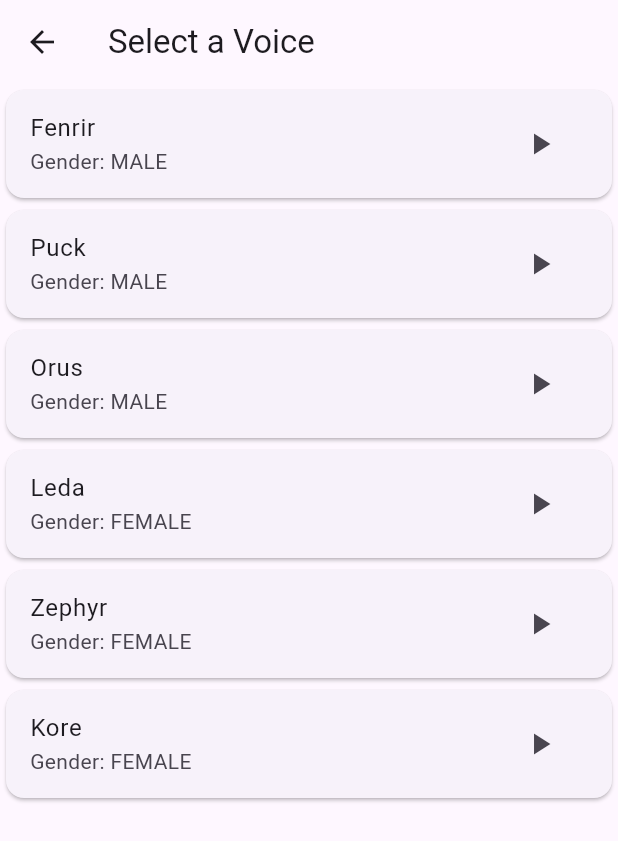
After one commit to rdiorio/SeniorDesignProject, a Flutter app: the VoiceSelectionScreen screen opened directly, after a tap on the "play arrow" icon, on a phone screen of 412 x 824 dp. The commit adds this screen. Shown: the top 841 px of the screen. Run offline on Flutter 3.47's test engine with Material 3 defaults, Android fonts, the light colour scheme and no system bars; our stand-ins replace audioplayers, camera, cloud_firestore, firebase_auth, firebase_core, flutter_spinkit and 1 more; accounts and stored records are empty; network calls fail.

Commit message:
voice selection added

```diff
--- a/social_sense/lib/conversation_services/openAI_api_service.dart
+++ b/social_sense/lib/conversation_services/openAI_api_service.dart
@@ -4,7 +4,7 @@ import 'package:http/http.dart' as http;
 
 class AIAPIService {
   final DatabaseService _dbService;
-  final String modelId = "ft:gpt-4o-mini-2024-07-18:personal:first-model:ArUqSGNx";
+  final String modelId = "ft:gpt-4o-mini-2024-07-18:personal:fix-extraposneut1:B4C9Wouh";
   String? apiKey;
 
   // Constructor to initialize DatabaseService and fetch the API key
--- a/social_sense/lib/conversation_services/tts_services.dart
+++ b/social_sense/lib/conversation_services/tts_services.dart
@@ -23,15 +23,15 @@ class TextToSpeechService {
     }
   }
 
-  Future<void> speak(String text) async {
+  Future<void> speak(String text, String name, String gender) async {
     final url = Uri.parse("https://texttospeech.googleapis.com/v1/text:synthesize?key=$apiKey");
 
     final Map<String, dynamic> requestPayload = {
       "input": {"text": text},
       "voice": {
         "languageCode": "en-US",
-        "name": "Leda",
-        "ssmlGender": "FEMALE"
+        "name": name,
+        "ssmlGender": gender
       },
       "audioConfig": {
         "audioEncoding": "MP3",
--- a/social_sense/lib/screens/lessons.dart
+++ b/social_sense/lib/screens/lessons.dart
@@ -56,7 +56,7 @@ import 'package:flutter/material.dart';
 import 'package:social_sense/screens/emotional_lessons/easy_emotions.dart';
 import 'package:social_sense/screens/emotional_lessons/medium_emotions.dart';
 import 'package:social_sense/screens/emotional_lessons/hard_emotions.dart';
-import 'package:social_sense/screens/conversation.dart'; // Import Conversation Screen
+import 'package:social_sense/screens/conversation.dart';
 
 class LessonsPage extends StatelessWidget {
   @override
--- /dev/null
+++ b/social_sense/lib/screens/voice_selection.dart
@@ -0,0 +1,98 @@
+import 'package:flutter/material.dart';
+import 'package:firebase_auth/firebase_auth.dart';
+import 'package:social_sense/conversation_services/tts_services.dart';
+import 'package:social_sense/services/database.dart';
+
+class VoiceSelectionScreen extends StatefulWidget {
+  @override
+  _VoiceSelectionScreenState createState() => _VoiceSelectionScreenState();
+}
+
+class _VoiceSelectionScreenState extends State<VoiceSelectionScreen> {
+  String? userUid;
+  late TextToSpeechService _ttsService;
+  late DatabaseService _dbService;
+
+  @override
+  void initState() {
+    super.initState();
+    _initializeUser();
+  }
+
+  /// **Retrieves the Signed-in User's UID**
+  void _initializeUser() async {
+    userUid = FirebaseAuth.instance.currentUser?.uid;
+    if (userUid == null) {
+      print("Error: No user signed in.");
+      return;
+    }
+
+    _ttsService = TextToSpeechService(uid: userUid!);
+    _dbService = DatabaseService(uid: userUid!);
+
+    setState(() {}); // Update UI after fetching user ID
+  }
+
+  // **List of Available Voices**
+  final List<Map<String, String>> voices = [
+    {"name": "Fenrir", "gender": "MALE"},
+    {"name": "Puck", "gender": "MALE"},
+    {"name": "Orus", "gender": "MALE"},
+    {"name": "Leda", "gender": "FEMALE"},
+    {"name": "Zephyr", "gender": "FEMALE"},
+    {"name": "Kore", "gender": "FEMALE"},
+  ];
+
+  String selectedVoice = "";
+
+  /// **Plays a Sample Preview**
+  void _playPreview(String voiceName, String gender) async {
+    String sampleText = "Hello! I can't wait to have a fun conversation with you!";
+    await _ttsService.speak(sampleText, voiceName, gender);
+  }
+
+  /// **Saves the Selected Voice to Firestore**
+  void _selectVoice(String voiceName, String gender) async {
+    if (userUid == null) {
+      print("Error: No user ID found.");
+      return;
+    }
+
+    setState(() {
+      selectedVoice = voiceName;
+    });
+
+    await _dbService.updateUserVoice(voiceName, gender);
+
+    ScaffoldMessenger.of(context).showSnackBar(
+      SnackBar(content: Text("Selected voice: $voiceName")),
+    );
+  }
+
+  @override
+  Widget build(BuildContext context) {
+    return Scaffold(
+      appBar: AppBar(title: Text("Select a Voice")),
+      body: userUid == null
+          ? Center(child: CircularProgressIndicator()) // Show loading until UID is fetched
+          : ListView.builder(
+              itemCount: voices.length,
+              itemBuilder: (context, index) {
+                String voiceName = voices[index]["name"]!;
+                String gender = voices[index]["gender"]!;
+                return Card(
+                  child: ListTile(
+                    title: Text(voiceName),
+                    subtitle: Text("Gender: $gender"),
+                    trailing: IconButton(
+                      icon: Icon(Icons.play_arrow),
+                      onPressed: () => _playPreview(voiceName, gender),
+                    ),
+                    onTap: () => _selectVoice(voiceName, gender),
+                  ),
+                );
+              },
+            ),
+    );
+  }
+}
--- a/social_sense/lib/services/database.dart
+++ b/social_sense/lib/services/database.dart
@@ -37,7 +37,12 @@ class DatabaseService {
           'easy': 0,
           'medium': 0,
           'hard': 0
-        }
+        },
+        'voice': {
+          'name': 'Leda',
+          'gender': 'FEMALE'
+        },
+        'buddy': 'bear'
       });
     } catch (e) {
       print('Error creating user profile: $e');
@@ -91,6 +96,48 @@ class DatabaseService {
     }
   }
 
+  // Update User's Selected Voice
+  Future<void> updateUserVoice(String voiceName, String gender) async {
+    try {
+      await userCollection.doc(uid).update({
+        'voice': {
+          'name': voiceName,
+          'gender': gender,
+        }
+      });
+      print("Voice updated successfully.");
+    } catch (e) {
+      print("Error updating voice: $e");
+    }
+  }
+
+  ///Fetch User's Selected Voice
+  Future<Map<String, String>> getUserVoice() async {
+    try {
+      DocumentSnapshot snapshot = await userCollection.doc(uid).get();
+      if (snapshot.exists) {
+        Map<String, dynamic> data = snapshot.data() as Map<String, dynamic>;
+        if (data.containsKey('voice')) {
+          return {
+            "name": data['voice']['name'],
+            "gender": data['voice']['gender'],
+          };
+        }
+      }
+      return {
+            "name": "Leda",
+            "gender": "FEMALE",
+          };
+    } catch (e) {
+      print("Error fetching voice data: $e");
+      return {
+            "name": "Leda",
+            "gender": "FEMALE",
+          };
+    }
+  }
+
+
   Future<Map<String, dynamic>> getConversationSettings(String conversationTopic) async {
     try {
       DocumentSnapshot thresholdsSnapshot = await _db
```
Also changed, not shown: social_sense/lib/screens/conversation.dart (+44 -16 lines), social_sense/lib/screens/home/home.dart (+13 -1 lines).
